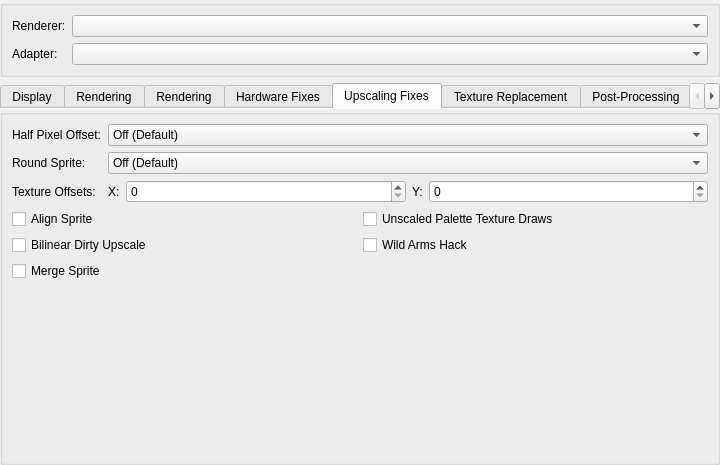
Old version of the form pcsx2-qt/Settings/GraphicsSettingsWidget.ui in the repository PCSX2/pcsx2.
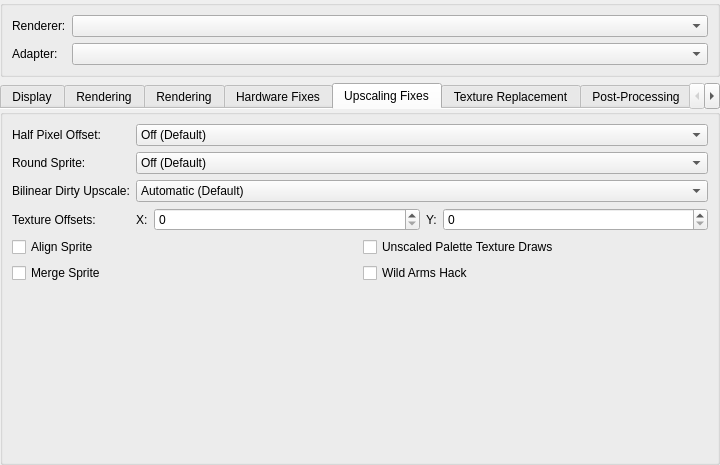
New version of the form. The open tabs and pages were chosen to show the change.

Commit message: GS/HW: Extend bilinear dirty upscale fix to force nearest

```diff
--- a/pcsx2-qt/Settings/GraphicsSettingsWidget.ui
+++ b/pcsx2-qt/Settings/GraphicsSettingsWidget.ui
@@ -1168,14 +1168,14 @@
          </item>
         </widget>
        </item>
-       <item row="2" column="0">
+       <item row="3" column="0">
         <widget class="QLabel" name="textureOffsetLabel">
          <property name="text">
           <string>Texture Offsets:</string>
          </property>
         </widget>
        </item>
-       <item row="2" column="1">
+       <item row="3" column="1">
         <layout class="QHBoxLayout" name="textureOffsetLayout" stretch="0,1,0,1">
          <item>
           <widget class="QLabel" name="textureOffsetXLabel">
@@ -1207,7 +1207,7 @@
          </item>
         </layout>
        </item>
-       <item row="3" column="0" colspan="2">
+       <item row="4" column="0" colspan="2">
         <layout class="QGridLayout" name="gridLayout_3">
          <item row="0" column="0">
           <widget class="QCheckBox" name="alignSprite">
@@ -1216,20 +1216,6 @@
            </property>
           </widget>
          </item>
-         <item row="1" column="0">
-          <widget class="QCheckBox" name="bilinearHack">
-           <property name="text">
-            <string>Bilinear Dirty Upscale</string>
-           </property>
-          </widget>
-         </item>
-         <item row="2" column="0">
-          <widget class="QCheckBox" name="mergeSprite">
-           <property name="text">
-            <string>Merge Sprite</string>
-           </property>
-          </widget>
-         </item>
          <item row="0" column="1">
           <widget class="QCheckBox" name="nativePaletteDraw">
            <property name="text">
@@ -1244,8 +1230,41 @@
            </property>
           </widget>
          </item>
+         <item row="1" column="0">
+          <widget class="QCheckBox" name="mergeSprite">
+           <property name="text">
+            <string>Merge Sprite</string>
+           </property>
+          </widget>
+         </item>
         </layout>
        </item>
+       <item row="2" column="0">
+        <widget class="QLabel" name="label_7">
+         <property name="text">
+          <string>Bilinear Dirty Upscale:</string>
+         </property>
+        </widget>
+       </item>
+       <item row="2" column="1">
+        <widget class="QComboBox" name="bilinearHack">
+         <item>
+          <property name="text">
+           <string>Automatic (Default)</string>
+          </property>
+         </item>
+         <item>
+          <property name="text">
+           <string>Force Bilinear</string>
+          </property>
+         </item>
+         <item>
+          <property name="text">
+           <string>Force Nearest</string>
+          </property>
+         </item>
+        </widget>
+       </item>
       </layout>
      </widget>
      <widget class="QWidget" name="tab">
```
The commit also changes 8 other files.
